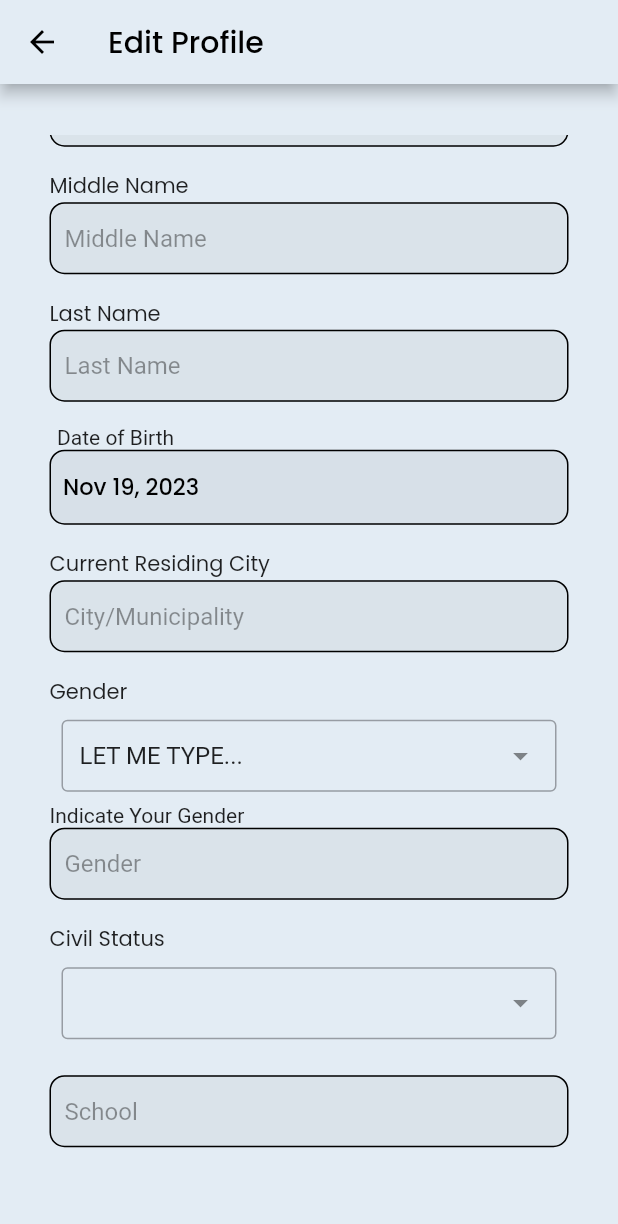
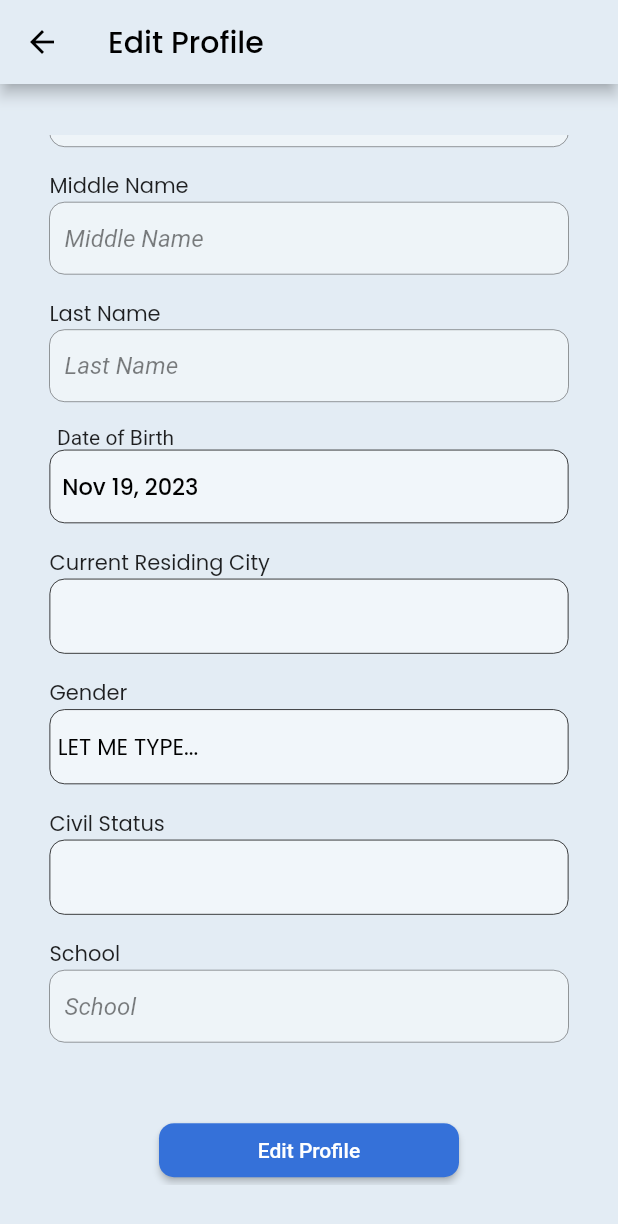
Before and after one commit to Paolo17A/Youth-Connect, a Flutter app: the EditProfileScreen screen opened by its route, scrolled down 292 dp, on a phone screen of 412 x 824 dp. Shown: the top 1224 px of the screen. Run offline on Flutter 3.47's test engine with Material 2 defaults, Android fonts, the phone set to English and light mode, and no system bars; drawn by our look-alikes of dropdown_search; our stand-ins replace carousel_slider, cloud_firestore, dotted_border, firebase_auth, firebase_core, firebase_storage and 3 more; accounts and stored records are empty.

Commit message:
debug profile creation and editiong

```diff
--- a/lib/screens/edit_profile_screen.dart
+++ b/lib/screens/edit_profile_screen.dart
@@ -8,8 +8,9 @@ import 'package:gap/gap.dart';
 import 'package:google_fonts/google_fonts.dart';
 import 'package:image_picker/image_picker.dart';
 import 'package:intl/intl.dart';
-import 'package:ywda/widgets/custom_textfield_widget.dart';
+//import 'package:ywda/widgets/custom_textfield_widget.dart';
 import 'package:ywda/widgets/dropdown_widget.dart';
+import 'package:ywda/widgets/youth_connect_textfield_widget.dart';
 
 class EditProfileScreen extends StatefulWidget {
   const EditProfileScreen({super.key});
@@ -20,13 +21,14 @@ class EditProfileScreen extends StatefulWidget {
 
 class _EditProfileScreenState extends State<EditProfileScreen> {
   bool _isLoading = true;
+  bool _isEditing = false;
   File? _imageFile;
   late ImagePicker imagePicker;
   late String _profileImageURL;
   final _firstNameController = TextEditingController();
   final _middlenameController = TextEditingController();
   final _lastNameController = TextEditingController();
-  final _cityController = TextEditingController();
+  String _residingCity = '';
   DateTime? birthday;
   int age = 0;
   String _gender = '';
@@ -59,7 +61,7 @@ class _EditProfileScreenState extends State<EditProfileScreen> {
     _firstNameController.dispose();
     _middlenameController.dispose();
     _lastNameController.dispose();
-    _cityController.dispose();
+    //_cityController.dispose();
     _specialGenderController.dispose();
   }
 
@@ -80,7 +82,11 @@ class _EditProfileScreenState extends State<EditProfileScreen> {
               ? currentUserData.data()!['middleName']
               : '';
 
-      _cityController.text = currentUserData.data()!.containsKey('city')
+      _lastNameController.text = currentUserData.data()!.containsKey('lastName')
+          ? currentUserData.data()!['lastName']
+          : '';
+
+      _residingCity = currentUserData.data()!.containsKey('city')
           ? currentUserData.data()!['city']
           : '';
 
@@ -134,6 +140,7 @@ class _EditProfileScreenState extends State<EditProfileScreen> {
     try {
       setState(() {
         _isLoading = true;
+        _isEditing = false;
       });
       await FirebaseFirestore.instance
           .collection('users')
@@ -142,7 +149,7 @@ class _EditProfileScreenState extends State<EditProfileScreen> {
         'firstName': _firstNameController.text,
         'middleName': _middlenameController.text,
         'lastName': _lastNameController.text,
-        'city': _cityController.text,
+        'city': _residingCity,
         'birthday': birthday,
         'gender': _gender == 'LET ME TYPE...'
             ? _specialGenderController.text.trim()
@@ -287,15 +294,18 @@ class _EditProfileScreenState extends State<EditProfileScreen> {
                               _middleNameWidget(),
                               _lastNameWidget(),
                               _birthdayWidget(),
-                              _cityWidget(),
+                              _municipality(),
                               _genderWidgets(),
                               _civilStatusWidgets(),
                               //_categoryWidgets(),
                               _schoolWidget(),
                               Gap(40),
+                              if (_isEditing)
                                 ElevatedButton(
                                     onPressed: _updateUserProfile,
                                     child: const Text('SAVE CHANGES'))
+                              else
+                                _editProfileButton(),
                             ]),
                       ),
                     ),
@@ -347,11 +357,29 @@ class _EditProfileScreenState extends State<EditProfileScreen> {
   }
 
   Widget _uploadProfilePictureWidget() {
-    return ElevatedButton(
+    return SizedBox(
+      width: 200,
+      child: ElevatedButton(
           onPressed: _pickImage,
           style: ElevatedButton.styleFrom(
               backgroundColor: const Color.fromARGB(255, 53, 113, 217)),
-        child: const Text('Upload Profile Picture'));
+          child: const Text('Upload Profile Picture')),
+    );
+  }
+
+  Widget _editProfileButton() {
+    return SizedBox(
+      width: 200,
+      child: ElevatedButton(
+          onPressed: () {
+            setState(() {
+              _isEditing = true;
+            });
+          },
+          style: ElevatedButton.styleFrom(
+              backgroundColor: const Color.fromARGB(255, 53, 113, 217)),
+          child: const Text('Edit Profile')),
+    );
   }
 
   Widget _firstNameWidget() {
@@ -362,8 +390,12 @@ class _EditProfileScreenState extends State<EditProfileScreen> {
           Row(children: [
             Text('First Name', style: GoogleFonts.poppins()),
           ]),
-          customTextField(
-              'First Name', _firstNameController, TextInputType.name),
+          YouthConnectTextField(
+              text: 'First Name',
+              controller: _firstNameController,
+              textInputType: TextInputType.name,
+              displayPrefixIcon: null,
+              enabled: _isEditing)
         ],
       ),
     );
@@ -377,8 +409,12 @@ class _EditProfileScreenState extends State<EditProfileScreen> {
           Row(children: [
             Text('Middle Name', style: GoogleFonts.poppins()),
           ]),
-          customTextField(
-              'Middle Name', _middlenameController, TextInputType.name),
+          YouthConnectTextField(
+              text: 'Middle Name',
+              controller: _middlenameController,
+              textInputType: TextInputType.name,
+              displayPrefixIcon: null,
+              enabled: _isEditing)
         ],
       ),
     );
@@ -392,22 +428,14 @@ class _EditProfileScreenState extends State<EditProfileScreen> {
           Row(children: [
             Text('Last Name', style: GoogleFonts.poppins()),
           ]),
-          customTextField('Last Name', _lastNameController, TextInputType.name),
+          YouthConnectTextField(
+              text: 'Last Name',
+              controller: _lastNameController,
+              textInputType: TextInputType.name,
+              displayPrefixIcon: null,
+              enabled: _isEditing)
         ],
       ),
-    );
-  }
-
-  Widget _cityWidget() {
-    return Padding(
-      padding: const EdgeInsets.all(8.0),
-      child: Column(children: [
-        Row(children: [
-          Text('Current Residing City', style: GoogleFonts.poppins()),
-        ]),
-        customTextField(
-            'City/Municipality', _cityController, TextInputType.name),
-      ]),
     );
   }
 
@@ -427,13 +455,13 @@ class _EditProfileScreenState extends State<EditProfileScreen> {
           Container(
             width: double.infinity,
             decoration: BoxDecoration(
-                color: Colors.black.withOpacity(0.05),
-                border: Border.all(color: Colors.black),
+                color: Colors.white.withOpacity(0.5),
+                border: Border.all(color: Colors.black, width: 0.5),
                 borderRadius: BorderRadius.circular(10)),
             child: TextButton(
                 style: ElevatedButton.styleFrom(
                     backgroundColor: Colors.transparent),
-                onPressed: () => _selectDate(context),
+                onPressed: () => _isEditing ? _selectDate(context) : null,
                 child: Row(
                   children: [
                     Text(
@@ -449,6 +477,72 @@ class _EditProfileScreenState extends State<EditProfileScreen> {
       ),
     );
   }
+
+  Widget _municipality() {
+    return Padding(
+      padding: const EdgeInsets.all(8.0),
+      child: Column(
+        children: [
+          Row(children: [
+            Text('Current Residing City', style: GoogleFonts.poppins()),
+          ]),
+          dropdownWidget(_residingCity, (selected) {
+            setState(() {
+              if (selected != null) {
+                _residingCity = selected;
+              }
+            });
+          }, [
+            'Alaminos',
+            'Bay',
+            'Biñan',
+            'Botocan',
+            'Cabuyao',
+            'Calamba',
+            'Camp Vicente Lim',
+            'Canlubang',
+            'Cavinti',
+            'College Los Baños',
+            'Famy',
+            'Kalayaan',
+            'Liliw',
+            'Los Baños',
+            'Luisiana',
+            'Lumban',
+            'Mabitac',
+            'Magdalena',
+            'Majayjay',
+            'Nagcarlan',
+            'Paete',
+            'Pagsanjan',
+            'Pakil',
+            'Pila',
+            'Rizal',
+            'San Pablo',
+            'San Pedro',
+            'Siniloan',
+            'Sta. Cruz',
+            'Sta. Maria',
+            'Sta. Rosa',
+            'Victoria'
+          ], _residingCity, false, enabled: _isEditing),
+        ],
+      ),
+    );
+  }
+
+  /*Widget _cityWidget() {
+    return Padding(
+      padding: const EdgeInsets.all(8.0),
+      child: Column(children: [
+        Row(children: [
+          Text('Current Residing City', style: GoogleFonts.poppins()),
+        ]),
+        customTextField(
+            'City/Municipality', _residingCity, TextInputType.name),
+      ]),
+    );
+  }*/
 
   Widget _genderWidgets() {
     return Padding(
@@ -469,22 +563,9 @@ class _EditProfileScreenState extends State<EditProfileScreen> {
             'NON-BINARY',
             'TRANSGENDER',
             'INTERSEX',
-            'LET ME TYPE...',
             'PREFER NOT TO SAY'
-          ], fixedGenders.contains(_gender) ? _gender : 'LET ME TYPE...',
-              false),
-          if (_gender == 'LET ME TYPE...')
-            Column(
-              children: [
-                Row(
-                  children: [
-                    Text('Indicate Your Gender'),
-                  ],
-                ),
-                customTextField(
-                    'Gender', _specialGenderController, TextInputType.text),
-              ],
-            )
+          ], fixedGenders.contains(_gender) ? _gender : 'LET ME TYPE...', false,
+              enabled: _isEditing),
         ]));
   }
 
@@ -508,7 +589,7 @@ class _EditProfileScreenState extends State<EditProfileScreen> {
             'SINGLE-PARENTS',
             'WIDOWED',
             'SEPARATE'
-          ], _civilStatus, false),
+          ], _civilStatus, false, enabled: _isEditing),
         ]));
   }
 
@@ -516,9 +597,7 @@ class _EditProfileScreenState extends State<EditProfileScreen> {
     return Padding(
         padding: EdgeInsets.all(8),
         child: Column(children: [
-          Row(children: [
-            Text('Youth Category', style: GoogleFonts.poppins()),
-          ]),
+          Row(children: [Text('Youth Category', style: GoogleFonts.poppins())]),
           dropdownWidget(_selectedCategory != null ? _selectedCategory! : '',
               (selected) {
             setState(() {
@@ -601,7 +680,16 @@ class _EditProfileScreenState extends State<EditProfileScreen> {
   Widget _schoolWidget() {
     return Padding(
         padding: const EdgeInsets.all(8.0),
-      child: customTextField('School', _schoolController, TextInputType.name),
-    );
+        child: Column(
+          children: [
+            Row(children: [Text('School', style: GoogleFonts.poppins())]),
+            YouthConnectTextField(
+                text: 'School',
+                controller: _schoolController,
+                textInputType: TextInputType.name,
+                displayPrefixIcon: null,
+                enabled: _isEditing),
+          ],
+        ));
   }
 }
--- a/lib/screens/register_second_page_screen.dart
+++ b/lib/screens/register_second_page_screen.dart
@@ -173,6 +173,7 @@ class _RegisterSecondPageScreenState extends State<RegisterSecondPageScreen> {
         'organization': _selectedOrgID,
         'orgPosition': _positionController.text,
         'school': _schoolController.text,
+        'dateEmailVerificationSent': DateTime.now(),
         'selfIdentification': {},
         'skillsDeveloped': {},
         'surveyAnswers': {},
--- a/lib/widgets/dropdown_widget.dart
+++ b/lib/widgets/dropdown_widget.dart
@@ -1,15 +1,18 @@
 import 'package:dropdown_search/dropdown_search.dart';
 import 'package:flutter/material.dart';
+import 'package:google_fonts/google_fonts.dart';
 
 Widget dropdownWidget(
     String selectedOption,
     Function(String?) onDropdownValueChanged,
     List<String> dropdownItems,
     String label,
-    bool searchable) {
+    bool searchable,
+    {bool enabled = true}) {
   return Padding(
-    padding: const EdgeInsets.all(8.0),
-    child: DropdownSearch<String>(
+    padding: EdgeInsets.all(enabled ? 8 : 0),
+    child: enabled
+        ? DropdownSearch<String>(
             popupProps: PopupProps.menu(
                 showSelectedItems: true,
                 showSearchBox: searchable,
@@ -30,12 +33,26 @@ Widget dropdownWidget(
                           borderRadius: BorderRadius.circular(10),
                           borderSide:
                               const BorderSide(color: Colors.black, width: 1)),
-                contentPadding:
-                    const EdgeInsets.symmetric(vertical: 10, horizontal: 10)),
+                      contentPadding: const EdgeInsets.symmetric(
+                          vertical: 10, horizontal: 10)),
                 )),
             items: dropdownItems,
-      onChanged: onDropdownValueChanged,
+            onChanged: enabled ? onDropdownValueChanged : null,
             selectedItem: label,
-    ),
+          )
+        : Container(
+            height: 50,
+            width: double.infinity,
+            decoration: BoxDecoration(
+                color: Colors.white.withOpacity(0.5),
+                border: Border.all(color: Colors.black, width: 0.5),
+                borderRadius: BorderRadius.circular(10)),
+            child: Padding(
+                padding: EdgeInsets.all(5),
+                child: Row(children: [
+                  Text(selectedOption,
+                      style: GoogleFonts.poppins(
+                          color: Colors.black, fontSize: 15))
+                ]))),
   );
 }
```
Also changed, not shown: lib/screens/login_screen.dart (+54 -9 lines), lib/screens/register_screen.dart (+53 -25 lines). Lines whose indentation alone changed are shown as unchanged.
